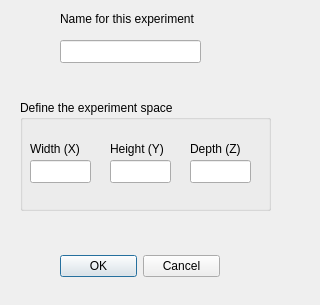
First picture: the form in Experimental/VaporIntrusionGUI/VaporIntrusionDelegate/NewVaporIntrusion.ui, repository perryiv/cadkit, before the edit.
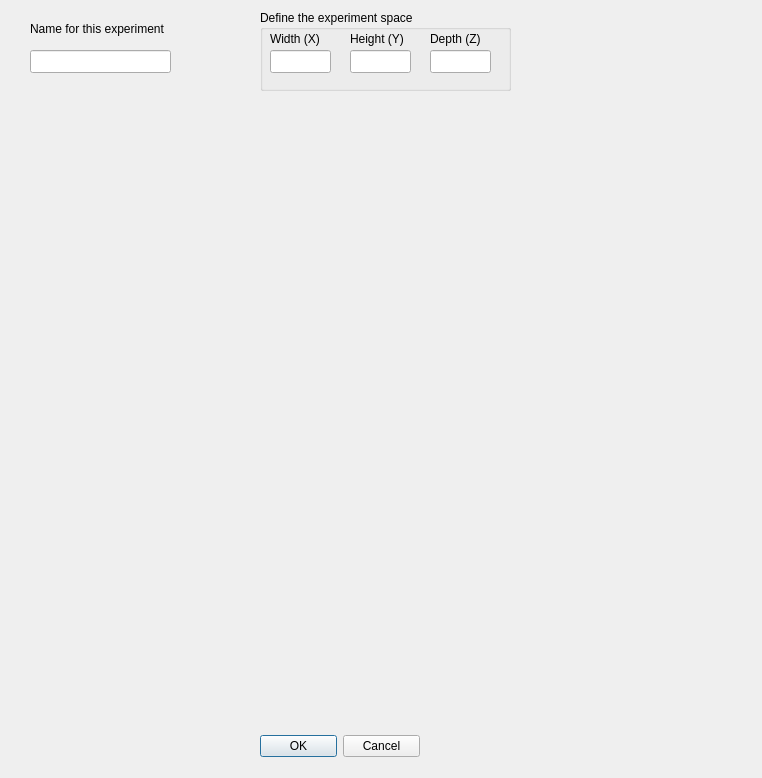
Second picture: the form after the edit.

```diff
--- a/Experimental/VaporIntrusionGUI/VaporIntrusionDelegate/NewVaporIntrusion.ui
+++ b/Experimental/VaporIntrusionGUI/VaporIntrusionDelegate/NewVaporIntrusion.ui
@@ -5,8 +5,8 @@
    <rect>
     <x>0</x>
     <y>0</y>
-    <width>320</width>
-    <height>305</height>
+    <width>762</width>
+    <height>778</height>
    </rect>
   </property>
   <property name="windowTitle" >
@@ -15,8 +15,8 @@
   <widget class="QDialogButtonBox" name="okCancelButtons" >
    <property name="geometry" >
     <rect>
-     <x>60</x>
-     <y>250</y>
+     <x>260</x>
+     <y>730</y>
      <width>160</width>
      <height>32</height>
     </rect>
@@ -31,10 +31,10 @@
   <widget class="QGroupBox" name="groupBox" >
    <property name="geometry" >
     <rect>
-     <x>20</x>
-     <y>100</y>
+     <x>260</x>
+     <y>10</y>
      <width>251</width>
-     <height>111</height>
+     <height>81</height>
     </rect>
    </property>
    <property name="title" >
@@ -44,7 +44,7 @@
     <property name="geometry" >
      <rect>
       <x>10</x>
-      <y>60</y>
+      <y>40</y>
       <width>61</width>
       <height>23</height>
      </rect>
@@ -54,7 +54,7 @@
     <property name="geometry" >
      <rect>
       <x>10</x>
-      <y>40</y>
+      <y>20</y>
       <width>61</width>
       <height>18</height>
      </rect>
@@ -67,7 +67,7 @@
     <property name="geometry" >
      <rect>
       <x>90</x>
-      <y>40</y>
+      <y>20</y>
       <width>61</width>
       <height>18</height>
      </rect>
@@ -80,7 +80,7 @@
     <property name="geometry" >
      <rect>
       <x>90</x>
-      <y>60</y>
+      <y>40</y>
       <width>61</width>
       <height>23</height>
      </rect>
@@ -90,7 +90,7 @@
     <property name="geometry" >
      <rect>
       <x>170</x>
-      <y>40</y>
+      <y>20</y>
       <width>61</width>
       <height>18</height>
      </rect>
@@ -103,7 +103,7 @@
     <property name="geometry" >
      <rect>
       <x>170</x>
-      <y>60</y>
+      <y>40</y>
       <width>61</width>
       <height>23</height>
      </rect>
@@ -113,8 +113,8 @@
   <widget class="QLabel" name="label_4" >
    <property name="geometry" >
     <rect>
-     <x>60</x>
-     <y>10</y>
+     <x>30</x>
+     <y>20</y>
      <width>151</width>
      <height>18</height>
     </rect>
@@ -126,8 +126,8 @@
   <widget class="QLineEdit" name="spaceName" >
    <property name="geometry" >
     <rect>
-     <x>60</x>
-     <y>40</y>
+     <x>30</x>
+     <y>50</y>
      <width>141</width>
      <height>23</height>
     </rect>
```
